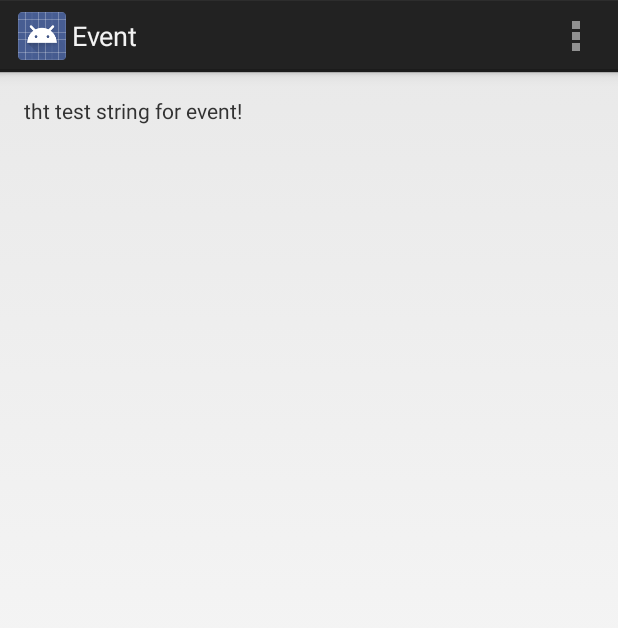
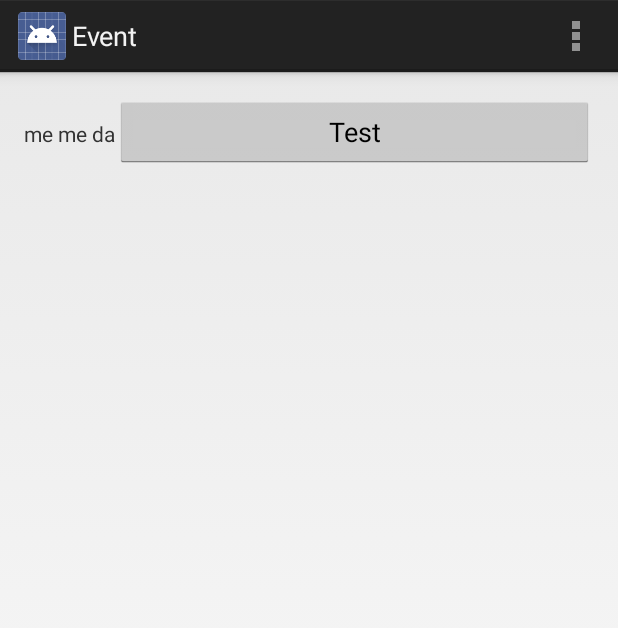
Before and after one commit to Wild0Chen/GitWild, an Android app: the screen it shows after launch (MainActivity), in the options menu, after a tap on "Settings", on a phone screen of 412 x 824 dp. Shown: the top 628 px of the screen. Run offline under Robolectric (Android 15) with nearby library versions, the phone set to English and light mode, and no system bars.

Commit message:
inster button click

```diff
--- a/app/src/main/java/com/example/event/jafo/event/MainActivity.java
+++ b/app/src/main/java/com/example/event/jafo/event/MainActivity.java
@@ -3,15 +3,27 @@ package com.example.event.jafo.event;
 import android.app.Activity;
 import android.os.Bundle;
 import android.view.Menu;
+import android.view.*;
 import android.view.MenuItem;
+import android.widget.Button;
+import android.widget.TextView;
 
 
 public class MainActivity extends Activity {
-
+    Button btnTest;
+    TextView ts;
     @Override
     protected void onCreate(Bundle savedInstanceState) {
         super.onCreate(savedInstanceState);
         setContentView(R.layout.activity_main);
+        ts=(TextView)findViewById(R.id.TextV);
+        btnTest=(Button)findViewById(R.id.btnTest);
+        btnTest.setOnClickListener(new View.OnClickListener() {
+            @Override
+            public void onClick(View v) {
+                ts.setText("me me da");
+            }
+        });
     }
 
 
--- a/app/src/main/res/layout/activity_main.xml
+++ b/app/src/main/res/layout/activity_main.xml
@@ -1,4 +1,4 @@
-<RelativeLayout xmlns:android="http://schemas.android.com/apk/res/android"
+<LinearLayout xmlns:android="http://schemas.android.com/apk/res/android"
     xmlns:tools="http://schemas.android.com/tools" android:layout_width="match_parent"
     android:layout_height="match_parent" android:paddingLeft="@dimen/activity_horizontal_margin"
     android:paddingRight="@dimen/activity_horizontal_margin"
@@ -6,6 +6,12 @@
     android:paddingBottom="@dimen/activity_vertical_margin" tools:context=".MainActivity">
 
     <TextView android:text="@string/hello_world" android:layout_width="wrap_content"
-        android:layout_height="wrap_content" />
+        android:layout_height="wrap_content"
+        android:id="@+id/TextV"/>
+    <Button
+        android:layout_width="match_parent"
+        android:layout_height="wrap_content"
+        android:id="@+id/btnTest"
+        android:text="@string/event_set_text"/>
 
-</RelativeLayout>
+</LinearLayout>
--- a/app/src/main/res/values/strings.xml
+++ b/app/src/main/res/values/strings.xml
@@ -4,5 +4,6 @@
     <string name="app_name">Event</string>
     <string name="hello_world">tht test string for event!</string>
     <string name="action_settings">Settings</string>
+    <string name="event_set_text">Test</string>
 
 </resources>
```
